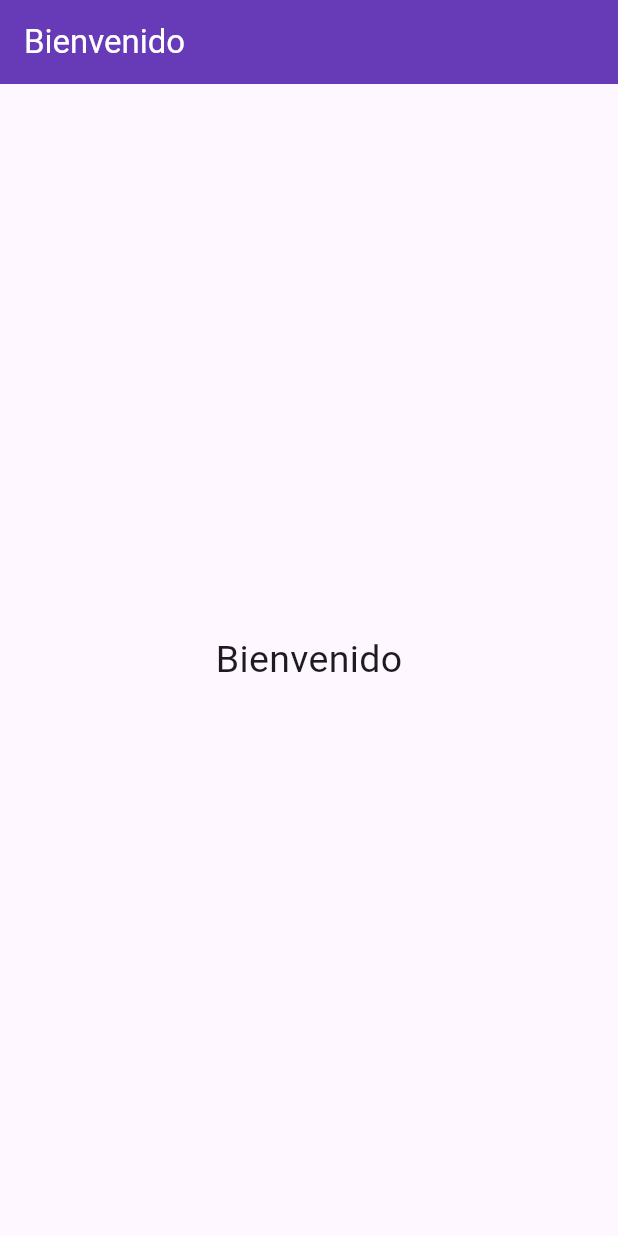
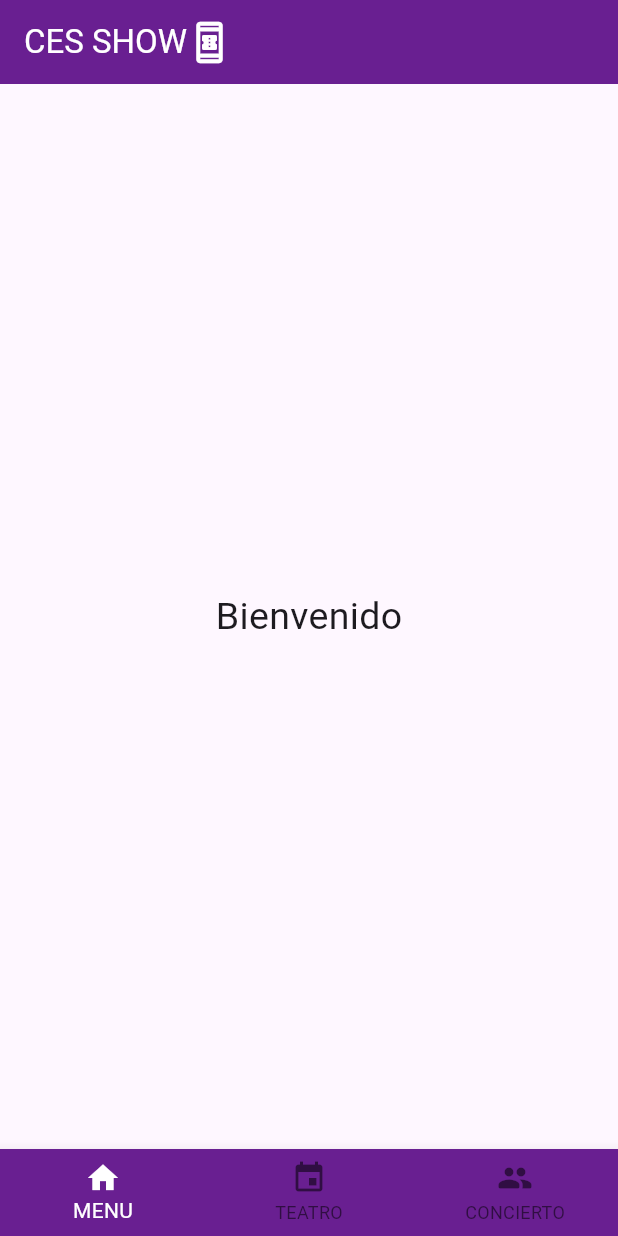
Before and after one commit to LizzyJoss/cesshow, a Flutter app: the screen it shows after launch, on a phone screen of 412 x 824 dp. Run offline on Flutter 3.47's test engine with Material 3 defaults, Android fonts, the phone set to English and light mode, and no system bars.

Commit message:
add_Bar_ITem

```diff
--- a/lib/menu.dart
+++ b/lib/menu.dart
@@ -5,12 +5,21 @@ class Menu extends StatelessWidget { //crear la clase login
   Widget build(BuildContext context){
     return Scaffold(
       appBar: AppBar(
-        title: const Text('Bienvenido',
-          style: TextStyle(
-            color: Colors.white
-          ),
+        title: Row(
+          children: [
+            const Text('CES SHOW',
+              style: TextStyle(
+                color: Colors.white,
+              ),
+            ),
+            Icon(
+              Icons.book_online_outlined,
+              color: Colors.white,
+              size: 30,
+            )
+          ],
         ),
-        backgroundColor: Colors.deepPurple
+        backgroundColor: Color.fromARGB(255, 105, 31, 145)
       ),
       body: Center(
         child: Text('Bienvenido',
@@ -19,6 +28,37 @@ class Menu extends StatelessWidget { //crear la clase login
           ),
         ),
       ),
+
+      bottomNavigationBar: BottomNavigationBar(
+        backgroundColor: Color.fromARGB(255, 105, 31, 145),
+        selectedItemColor: Colors.white,
+
+        items: const [
+          BottomNavigationBarItem(
+            icon: Icon(Icons.home),
+            label: 'MENU',
+
+          ),
+          BottomNavigationBarItem(
+            icon: Icon(Icons.event),
+            label: 'TEATRO',
+          ),
+          BottomNavigationBarItem(
+            icon: Icon(Icons.people_rounded),
+            label: 'CONCIERTO',
+          ),
+        ],
+        onTap: (index) {
+          if (index == 0) {
+            Navigator.pushNamed(context,'/menu');
+          } else if (index == 1) {
+            Navigator.pushNamed(context, '/teatro');
+          } else if (index == 2) {
+            Navigator.pushNamed(context, '/concierto');
+          }
+        },
+      ),
+
     );
   }
 
```
